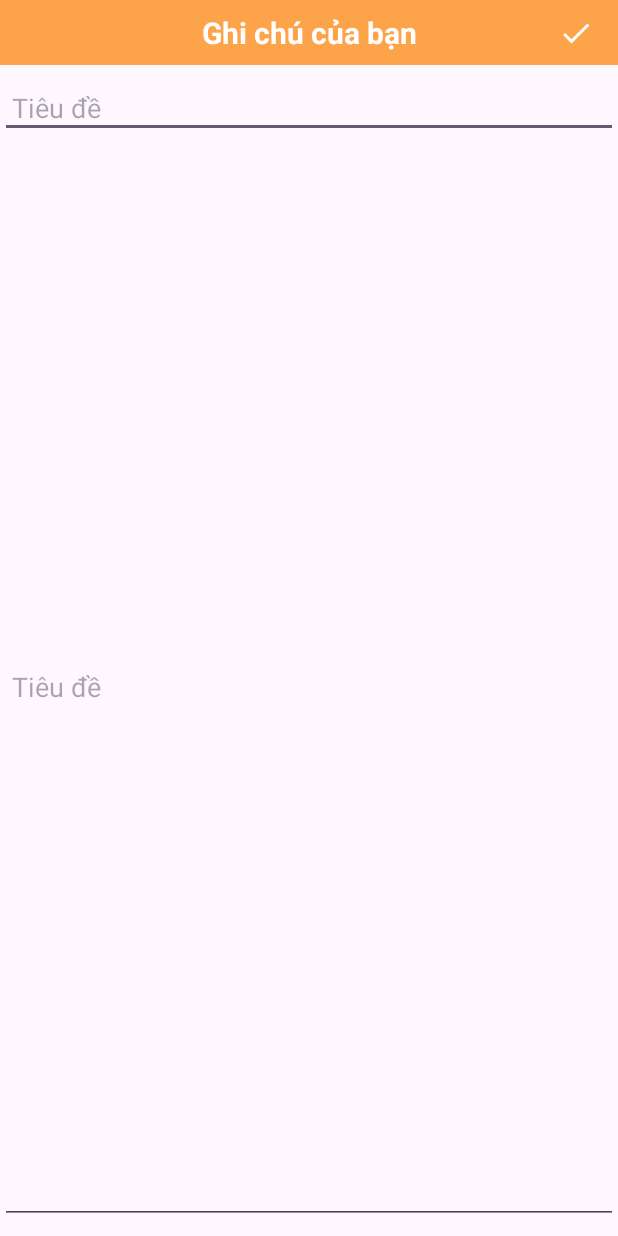
After one commit to hang-26/tuan9, an Android app: the EditNotesActivity screen opened directly, with no data from a screen before it, on a phone screen of 412 x 824 dp. The commit adds this screen. Run offline under Robolectric (Android 15) with nearby library versions, the phone set to English and light mode, and no system bars.

Commit message:
29/01/2024: show notes by SQLiteHelper

```diff
--- a/app/src/main/AndroidManifest.xml
+++ b/app/src/main/AndroidManifest.xml
@@ -13,6 +13,12 @@
         android:theme="@style/Theme.OneExceriseActivity"
         tools:targetApi="31">
         <activity
+            android:name=".delete.DeleteNotesActivity"
+            android:exported="false" />
+        <activity
+            android:name=".EditNotesActivity"
+            android:exported="false" />
+        <activity
             android:name=".AddNotesActivity"
             android:exported="false" />
         <activity
--- /dev/null
+++ b/app/src/main/java/com/example/oneexceriseactivity/EditNotesActivity.kt
@@ -0,0 +1,50 @@
+package com.example.oneexceriseactivity
+
+import androidx.appcompat.app.AppCompatActivity
+import android.os.Bundle
+import android.util.Log
+import com.example.oneexceriseactivity.databinding.ActivityEditNotesBinding
+
+class EditNotesActivity : AppCompatActivity() {
+    lateinit var binding: ActivityEditNotesBinding
+    lateinit var notesDataHelper: NotesDataHelper
+    var noteId = -1
+    override fun onCreate(savedInstanceState: Bundle?) {
+        super.onCreate(savedInstanceState)
+        binding = ActivityEditNotesBinding.inflate(layoutInflater)
+        setContentView(binding.root)
+        notesDataHelper = NotesDataHelper(this)
+        setFirstInterface()
+        setEvent()
+    }
+
+
+    fun setFirstInterface() {
+        val intentEditNote = intent
+        var title = intentEditNote.getStringExtra("title")
+        var contentNote = intentEditNote.getStringExtra("content")
+        binding.etTitle.setText(title)
+        binding.etContent.setText(contentNote)
+    }
+
+    fun setEvent() {
+        binding.ivSave.setOnClickListener {
+            updateNotes()
+        }
+    }
+
+    fun updateNotes() {
+        val  intentEditNote = intent
+        noteId = intentEditNote.getIntExtra("id", -1)
+        if (noteId == -1 ) {
+            finish()
+            return
+        }
+
+            var newTitle = binding.etTitle.text.toString()
+            var newContent = binding.etContent.text.toString()
+            notesDataHelper.editNote(newTitle, newContent, noteId)
+            notesDataHelper.getAll()
+            finish()
+    }
+}
--- a/app/src/main/java/com/example/oneexceriseactivity/NoteData.kt
+++ b/app/src/main/java/com/example/oneexceriseactivity/NoteData.kt
@@ -13,7 +13,8 @@ data class NoteData (
     val id: Int = 0,
     var title: String = " ",
     var content: String = " ",
-    var editTime: Long = 0
+    var editTime: Long = 0,
+//    var isChecked: Boolean = false
         )
 {
 }
--- /dev/null
+++ b/app/src/main/java/com/example/oneexceriseactivity/NotesInterface.kt
@@ -0,0 +1,6 @@
+package com.example.oneexceriseactivity
+
+interface NotesInterface {
+    fun onClick(position: Int) {}
+    fun onLongClick(position: Int) {}
+}
--- a/app/src/main/res/drawable/custom_notes_item.xml
+++ b/app/src/main/res/drawable/custom_notes_item.xml
@@ -3,8 +3,10 @@
     android:shape="rectangle">
     <solid android:color="@color/white"/>
     <corners android:radius="@dimen/dp16" />
-    <stroke android:width="@dimen/dp1"
+    <stroke
+        android:dashGap="@dimen/dp16"
         android:color="@color/color_notes_item"
+        android:dashWidth="2dp"
         />
 
 </shape>
--- /dev/null
+++ b/app/src/main/res/drawable/ic_check.xml
@@ -0,0 +1,5 @@
+<vector android:height="24dp" android:tint="#F79425"
+    android:viewportHeight="24" android:viewportWidth="24"
+    android:width="24dp" xmlns:android="http://schemas.android.com/apk/res/android">
+    <path android:fillColor="@android:color/white" android:pathData="M16.59,7.58L10,14.17l-3.59,-3.58L5,12l5,5 8,-8zM12,2C6.48,2 2,6.48 2,12s4.48,10 10,10 10,-4.48 10,-10S17.52,2 12,2zM12,20c-4.42,0 -8,-3.58 -8,-8s3.58,-8 8,-8 8,3.58 8,8 -3.58,8 -8,8z"/>
+</vector>
--- /dev/null
+++ b/app/src/main/res/drawable/ic_delete.xml
@@ -0,0 +1,5 @@
+<vector android:height="24dp" android:tint="#F79425"
+    android:viewportHeight="24" android:viewportWidth="24"
+    android:width="24dp" xmlns:android="http://schemas.android.com/apk/res/android">
+    <path android:fillColor="@android:color/white" android:pathData="M6,19c0,1.1 0.9,2 2,2h8c1.1,0 2,-0.9 2,-2V7H6v12zM19,4h-3.5l-1,-1h-5l-1,1H5v2h14V4z"/>
+</vector>
--- /dev/null
+++ b/app/src/main/res/layout/activity_edit_notes.xml
@@ -0,0 +1,58 @@
+<?xml version="1.0" encoding="utf-8"?>
+<androidx.constraintlayout.widget.ConstraintLayout xmlns:android="http://schemas.android.com/apk/res/android"
+    xmlns:app="http://schemas.android.com/apk/res-auto"
+    xmlns:tools="http://schemas.android.com/tools"
+    android:layout_width="match_parent"
+    android:layout_height="match_parent"
+    tools:context=".EditNotesActivity">
+
+    <TextView
+        android:id="@+id/tv_label_note"
+        android:layout_width="match_parent"
+        android:layout_height="wrap_content"
+        app:layout_constraintTop_toTopOf="parent"
+        app:layout_constraintStart_toStartOf="parent"
+        app:layout_constraintEnd_toEndOf="parent"
+        android:padding="@dimen/dp8"
+        android:gravity="center"
+        android:textSize="@dimen/sp20"
+        android:background="@color/color_edit_notes"
+        android:textColor="@color/white"
+        android:textStyle="bold"
+        android:text="Ghi chú của bạn"
+        />
+    <ImageView
+        android:id="@+id/iv_save"
+        android:layout_width="wrap_content"
+        android:layout_height="wrap_content"
+        app:layout_constraintEnd_toEndOf="@id/tv_label_note"
+        app:layout_constraintTop_toTopOf="@id/tv_label_note"
+        app:layout_constraintBottom_toBottomOf="@id/tv_label_note"
+        android:layout_marginHorizontal="@dimen/dp16"
+        android:src="@drawable/ic_save"
+        />
+    <EditText
+        android:id="@+id/et_title"
+        android:layout_width="match_parent"
+        android:layout_height="wrap_content"
+        app:layout_constraintTop_toBottomOf="@id/tv_label_note"
+        app:layout_constraintStart_toStartOf="parent"
+        app:layout_constraintEnd_toEndOf="parent"
+        android:layout_marginVertical="@dimen/dp8"
+        android:padding="@dimen/dp8"
+        android:hint="Tiêu đề"
+        />
+    <EditText
+        android:id="@+id/et_content"
+        android:layout_width="match_parent"
+        android:layout_height="0dp"
+        app:layout_constraintTop_toBottomOf="@id/et_title"
+        app:layout_constraintStart_toStartOf="parent"
+        app:layout_constraintEnd_toEndOf="parent"
+        app:layout_constraintBottom_toBottomOf="parent"
+        android:layout_marginVertical="@dimen/dp8"
+        android:padding="@dimen/dp8"
+        android:hint="Tiêu đề"
+        />
+
+</androidx.constraintlayout.widget.ConstraintLayout>
--- a/app/src/main/res/values/colors.xml
+++ b/app/src/main/res/values/colors.xml
@@ -4,4 +4,5 @@
     <color name="white">#FFFFFFFF</color>
     <color name="color_primary_app1">#F79425</color>
     <color name="color_notes_item">#989592</color>
+    <color name="color_edit_notes">#FDA349</color>
 </resources>
```
Also changed, not shown: app/src/main/java/com/example/oneexceriseactivity/ItemNotesAdapter.kt (+48 -4 lines), app/src/main/java/com/example/oneexceriseactivity/MainActivity.kt (+39 -3 lines), app/src/main/java/com/example/oneexceriseactivity/NotesDataHelper.kt (+58 -8 lines), app/src/main/java/com/example/oneexceriseactivity/edit_notes/EditNotes.kt (added, +9 -0 lines), app/src/main/res/layout/activity_main.xml (+10 -0 lines), app/src/main/res/layout/item_note.xml (+12 -0 lines), app/src/main/res/menu/show_menu.xml (added, +13 -0 lines).
